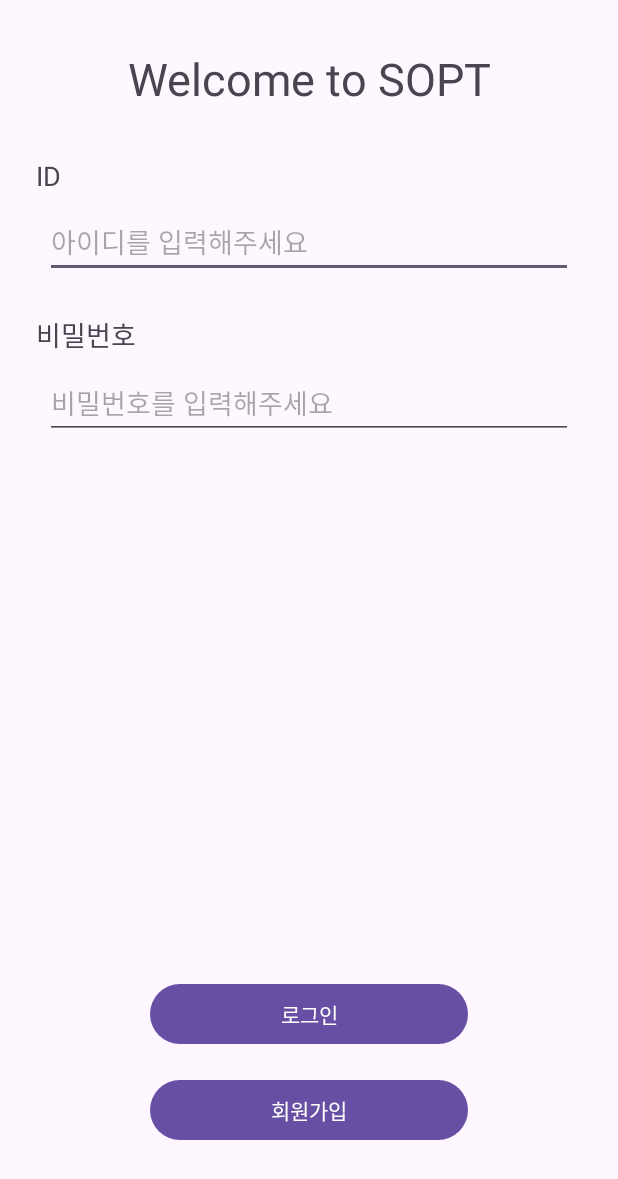
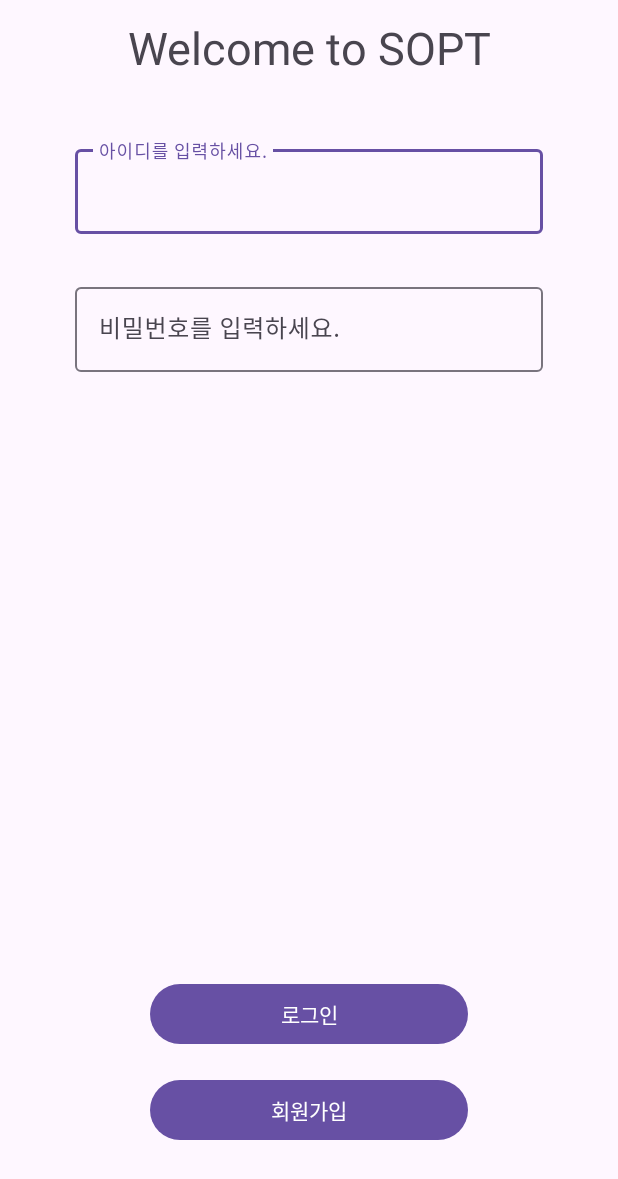
Before and after one commit to DO-SOPT-ANDROID/minwoo-kim, an Android app: the screen it shows after launch (LoginActivity), on a phone screen of 412 x 824 dp. Shown: the top 1179 px of the screen. Run offline under Robolectric (Android 15) with nearby library versions, the phone set to English and light mode, and no system bars.

Commit message:
[FEAT/#9] LoginActivity Toolbar 및 TextInput 구현

```diff
--- a/app/src/main/java/org/sopt/dosopttemplate/ui/auth/LoginActivity.kt
+++ b/app/src/main/java/org/sopt/dosopttemplate/ui/auth/LoginActivity.kt
@@ -53,7 +53,7 @@ class LoginActivity : BindingActivity<ActivityLoginBinding>({ ActivityLoginBindi
     private fun initLoginBtnListener() {
         binding.btnLoginSubmit.setOnClickListener {
             if (::userInfo.isInitialized) {
-                if (binding.etLoginId.text.toString() == userInfo.id && binding.etLoginPw.text.toString() == userInfo.pw) {
+                if (binding.tilLoginId.editText?.text.toString() == userInfo.id && binding.tilLoginPw.editText?.text.toString() == userInfo.pw) {
                     setUserSharedPreferences(userInfo)
                     startHomeActivity()
 
--- a/app/src/main/res/layout/activity_login.xml
+++ b/app/src/main/res/layout/activity_login.xml
@@ -6,64 +6,63 @@
     android:layout_height="match_parent"
     tools:context=".ui.auth.LoginActivity">
 
-    <TextView
-        android:id="@+id/tvLoginTitle"
-        android:layout_width="wrap_content"
+    <androidx.appcompat.widget.Toolbar
+        android:id="@+id/tb_login"
+        android:layout_width="0dp"
         android:layout_height="wrap_content"
-        android:layout_marginTop="32dp"
-        android:text="Welcome to SOPT"
-        android:textSize="30sp"
+        android:minHeight="?attr/actionBarSize"
+        android:theme="?attr/actionBarTheme"
         app:layout_constraintEnd_toEndOf="parent"
         app:layout_constraintStart_toStartOf="parent"
-        app:layout_constraintTop_toTopOf="parent" />
+        app:layout_constraintTop_toTopOf="parent">
 
-    <TextView
-        android:id="@+id/tvLoginId"
-        android:layout_width="wrap_content"
+        <TextView
+            android:id="@+id/tvLoginTitle"
+            android:layout_width="wrap_content"
+            android:layout_height="wrap_content"
+            android:layout_gravity="center"
+            android:text="Welcome to SOPT"
+            android:textSize="30sp"
+            tools:layout_editor_absoluteX="16dp"
+            tools:layout_editor_absoluteY="32dp" />
+
+    </androidx.appcompat.widget.Toolbar>
+
+
+    <com.google.android.material.textfield.TextInputLayout
+        android:id="@+id/til_login_id"
+        android:layout_width="match_parent"
         android:layout_height="wrap_content"
-        android:layout_marginStart="24dp"
-        android:layout_marginTop="32dp"
-        android:text="ID"
-        android:textSize="18sp"
-        app:layout_constraintStart_toStartOf="parent"
-        app:layout_constraintTop_toBottomOf="@id/tvLoginTitle" />
-
-    <EditText
-        android:id="@+id/etLoginId"
-        android:layout_width="0dp"
-        android:layout_height="wrap_content"
-        android:layout_marginHorizontal="30dp"
-        android:layout_marginTop="8dp"
-        android:ems="10"
-        android:hint="아이디를 입력해주세요"
-        android:inputType="text"
+        android:layout_marginHorizontal="50dp"
+        android:layout_marginTop="30dp"
         app:layout_constraintEnd_toEndOf="parent"
         app:layout_constraintStart_toStartOf="parent"
-        app:layout_constraintTop_toBottomOf="@id/tvLoginId" />
+        app:layout_constraintTop_toBottomOf="@id/tb_login">
 
-    <TextView
-        android:id="@+id/tvLoginPw"
-        android:layout_width="wrap_content"
+        <com.google.android.material.textfield.TextInputEditText
+            android:layout_width="match_parent"
+            android:layout_height="wrap_content"
+            android:hint="아이디를 입력하세요."
+            android:inputType="text|textPersonName" />
+
+    </com.google.android.material.textfield.TextInputLayout>
+
+    <com.google.android.material.textfield.TextInputLayout
+        android:id="@+id/til_login_pw"
+        android:layout_width="match_parent"
         android:layout_height="wrap_content"
-        android:layout_marginStart="24dp"
-        android:layout_marginTop="24dp"
-        android:text="비밀번호"
-        android:textSize="18sp"
-        app:layout_constraintStart_toStartOf="parent"
-        app:layout_constraintTop_toBottomOf="@id/etLoginId" />
-
-    <EditText
-        android:id="@+id/etLoginPw"
-        android:layout_width="0dp"
-        android:layout_height="wrap_content"
-        android:layout_marginHorizontal="30dp"
-        android:layout_marginTop="8dp"
-        android:ems="10"
-        android:hint="비밀번호를 입력해주세요"
-        android:inputType="text|textPassword"
+        android:layout_marginHorizontal="50dp"
+        android:layout_marginTop="30dp"
         app:layout_constraintEnd_toEndOf="parent"
         app:layout_constraintStart_toStartOf="parent"
-        app:layout_constraintTop_toBottomOf="@id/tvLoginPw" />
+        app:layout_constraintTop_toBottomOf="@id/til_login_id">
+
+        <com.google.android.material.textfield.TextInputEditText
+            android:layout_width="match_parent"
+            android:layout_height="wrap_content"
+            android:hint="비밀번호를 입력하세요."
+            android:inputType="text|textPassword" />
+    </com.google.android.material.textfield.TextInputLayout>
 
     <Button
         android:id="@+id/btnLoginSubmit"
```
